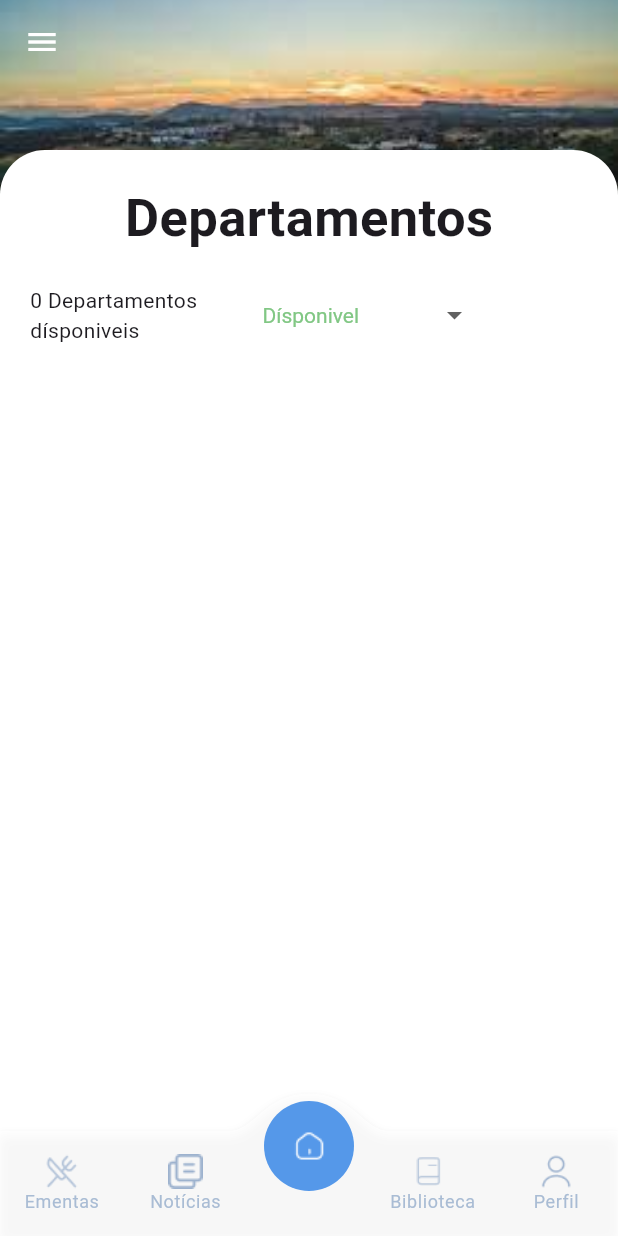
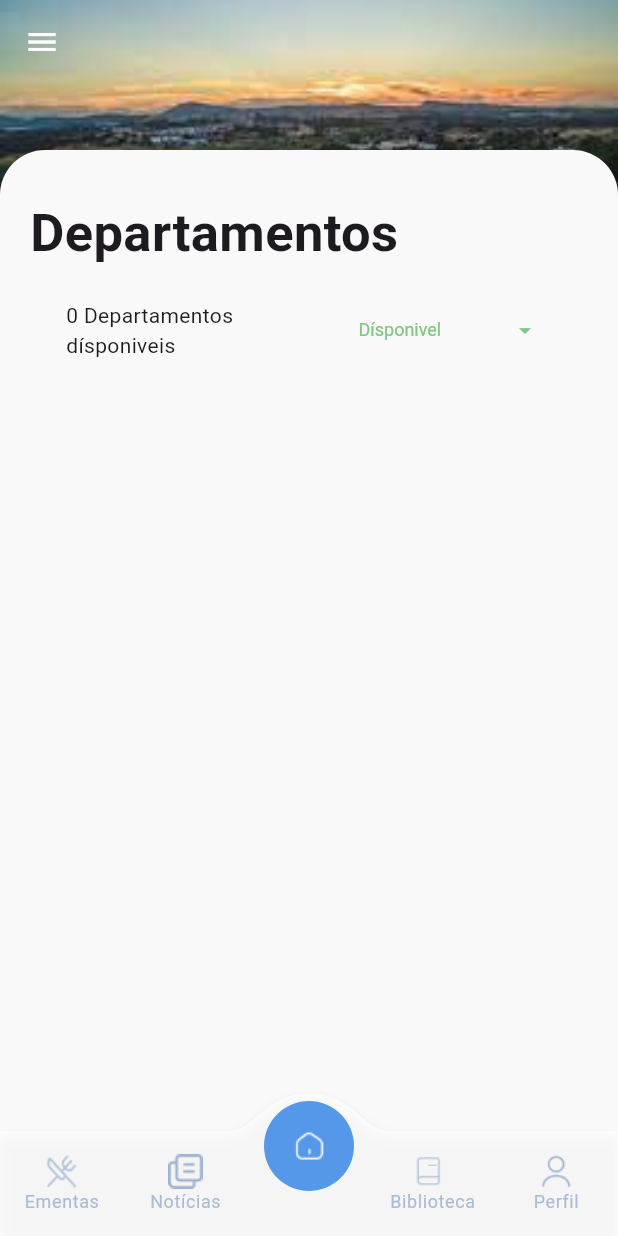
Before and after one commit to ComputacaoMovel2023-Classroom/tp-c_CentralIPS, a Flutter app: the DepartamentosUI screen opened directly, on a phone screen of 412 x 824 dp. Run offline on Flutter 3.47's test engine with Material 2 defaults, Android fonts, the phone set to English and light mode, and no system bars; drawn by our look-alikes of convex_bottom_bar; our stand-ins replace carousel_slider, charts_flutter, dropdown_button2, email_validator, firebase_auth, firebase_core and 11 more; missing offline and left inert: flutter_material_pickers, mobile_scanner, nfc_classic_mifare, nfc_manager, sign_button; accounts and stored records are empty.

Commit message:
Alterações da estrutura departamentos

```diff
--- a/CentralIPS/lib/Departamentos/departamentsUI.dart
+++ b/CentralIPS/lib/Departamentos/departamentsUI.dart
@@ -7,12 +7,10 @@ import 'package:centralips/footer_menu/footer_menu.dart';
 import 'package:flutter/material.dart';
 
 class DepartamentosUI extends StatelessWidget {
-
   DepartmentsListView departmentsListView = DepartmentsListView();
   Departments departments = Departments();
 
   DepartamentosUI({super.key});
-
 
   @override
   Widget build(BuildContext context) {
@@ -30,15 +28,16 @@ class DepartamentosUI extends StatelessWidget {
           ),
           Container(
             decoration: const BoxDecoration(
-              color: Colors.white,
+              color: Color.fromARGB(255, 249, 249, 249),
               borderRadius: BorderRadius.vertical(
                 top: Radius.circular(30),
               ),
             ),
             margin: const EdgeInsets.only(top: 100),
             child: Padding(
-              padding: const EdgeInsets.all(20),
+              padding: const EdgeInsets.fromLTRB(20, 30, 20, 20),
               child: Column(
+                crossAxisAlignment: CrossAxisAlignment.start,
                 children: [
                   const Text(
                     "Departamentos",
--- a/CentralIPS/lib/Departamentos/departmentExpansionPanel.dart
+++ b/CentralIPS/lib/Departamentos/departmentExpansionPanel.dart
@@ -26,8 +26,7 @@ class DepartmentExpansionPanelState extends State<DepartmentExpansionPanel> {
   List<DropdownMenuItem<FilterModel>> _dropdownMenuItems = [];
   FilterModel selectedFilter = filters[0];
 
-
-  DepartmentExpansionPanelState(){
+  DepartmentExpansionPanelState() {
     _dropdownMenuItems = buildDropDownMenuItems(filters);
   }
 
@@ -44,8 +43,6 @@ class DepartmentExpansionPanelState extends State<DepartmentExpansionPanel> {
     return items;
   }
 
-
-
   @override
   void initState() {
     super.initState();
@@ -58,18 +55,34 @@ class DepartmentExpansionPanelState extends State<DepartmentExpansionPanel> {
     return Container(
       padding: const EdgeInsets.all(5.0),
       child: DropdownButtonHideUnderline(
+          child: ButtonTheme(
+        alignedDropdown: true,
         child: DropdownButton(
-          style: TextStyle(color: selectedFilter == filters[2] ? Colors.pink[200] :
-          selectedFilter == filters[0] ? Colors.green[300] : Colors.red),
+            iconSize: 18,
+            icon: Icon(
+                // Add this
+                Icons.arrow_drop_down, // Add this
+                color: selectedFilter == filters[2]
+                    ? Colors.pink[200]
+                    : selectedFilter == filters[0]
+                        ? Colors.green[300]
+                        : Colors.red // Add this
+                ),
+            style: TextStyle(
+                fontSize: 12,
+                color: selectedFilter == filters[2]
+                    ? Colors.pink[200]
+                    : selectedFilter == filters[0]
+                        ? Colors.green[300]
+                        : Colors.red),
             value: selectedFilter,
             items: _dropdownMenuItems,
             onChanged: (value) {
               setState(() {
                 selectedFilter = value!;
-
               });
             }),
-      ),
+      )),
     );
   }
 }
```
Also changed, not shown: CentralIPS/lib/Departamentos/departmentListView.dart (+46 -12 lines).
